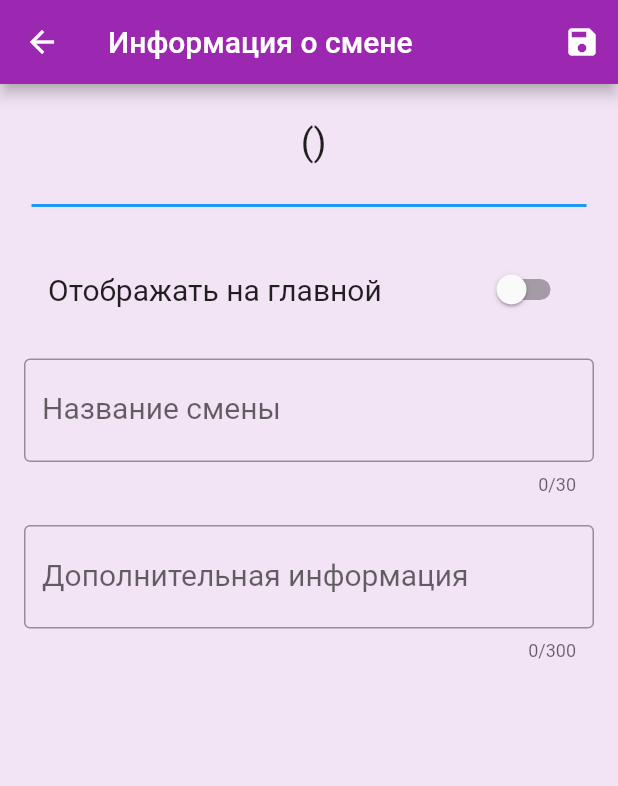
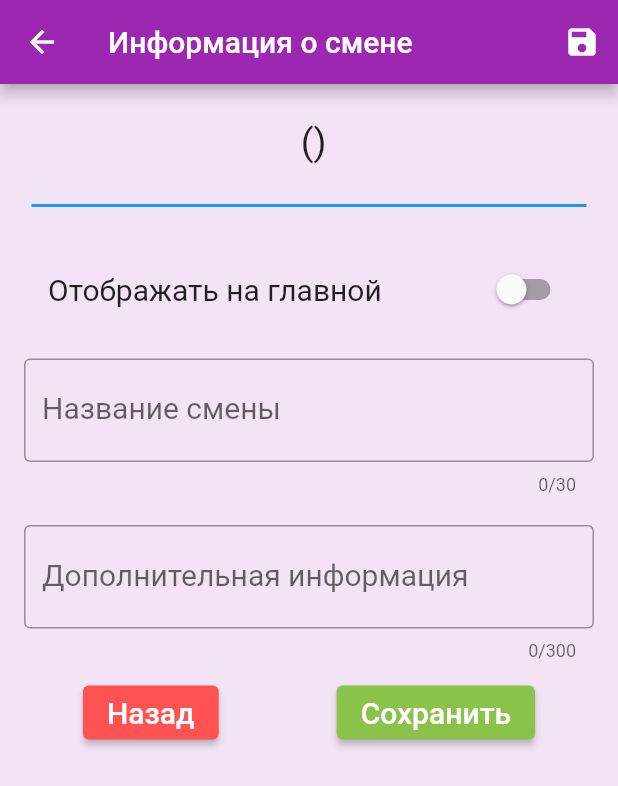
Before and after one commit to amatskevich/calendar_of_factory, a Flutter app: the EditShiftScreen screen opened directly with empty values, on a phone screen of 412 x 824 dp. Shown: the top 786 px of the screen. Run offline on Flutter 3.47's test engine with Material 2 defaults, Android fonts, the phone set to English and light mode, and no system bars; our stand-ins replace carousel_slider, package_info_plus, shared_preferences, sqflite; missing offline and left inert: mailto; accounts and stored records are empty.

Commit message:
additional buttons in edit_shift_screen.dart

```diff
--- a/lib/edit_shift_screen/edit_shift_screen.dart
+++ b/lib/edit_shift_screen/edit_shift_screen.dart
@@ -140,6 +140,33 @@ class _EditShiftScreenState extends State<EditShiftScreen> {
                       },
                     ),
                   ),
+                  Row(
+                    mainAxisAlignment: MainAxisAlignment.spaceAround,
+                    children: [
+                      ElevatedButton(
+                        onPressed: () => Navigator.pop(context),
+                        style: ButtonStyle(
+                          backgroundColor: MaterialStateProperty.all(Colors.redAccent),
+                          foregroundColor: MaterialStateProperty.all(Colors.white),
+                        ),
+                        child: const Text(
+                          'Назад',
+                          style: const TextStyle(fontSize: 20),
+                        ),
+                      ),
+                      ElevatedButton(
+                        onPressed: _saveForm,
+                        child: const Text(
+                          'Сохранить',
+                          style: const TextStyle(fontSize: 20),
+                        ),
+                        style: ButtonStyle(
+                          backgroundColor: MaterialStateProperty.all(Colors.lightGreen),
+                          foregroundColor: MaterialStateProperty.all(Colors.white),
+                        ),
+                      ),
+                    ],
+                  ),
                 ],
               ),
             ),
--- a/pubspec.yaml
+++ b/pubspec.yaml
@@ -20,7 +20,7 @@ dependencies:
   flutter:
     sdk: flutter
   intl: ^0.17.0
-  provider: ^5.0.0
+  provider: ^6.0.0
 
   # The following adds the Cupertino Icons font to your application.
   # Use with the CupertinoIcons class for iOS style icons.
```
